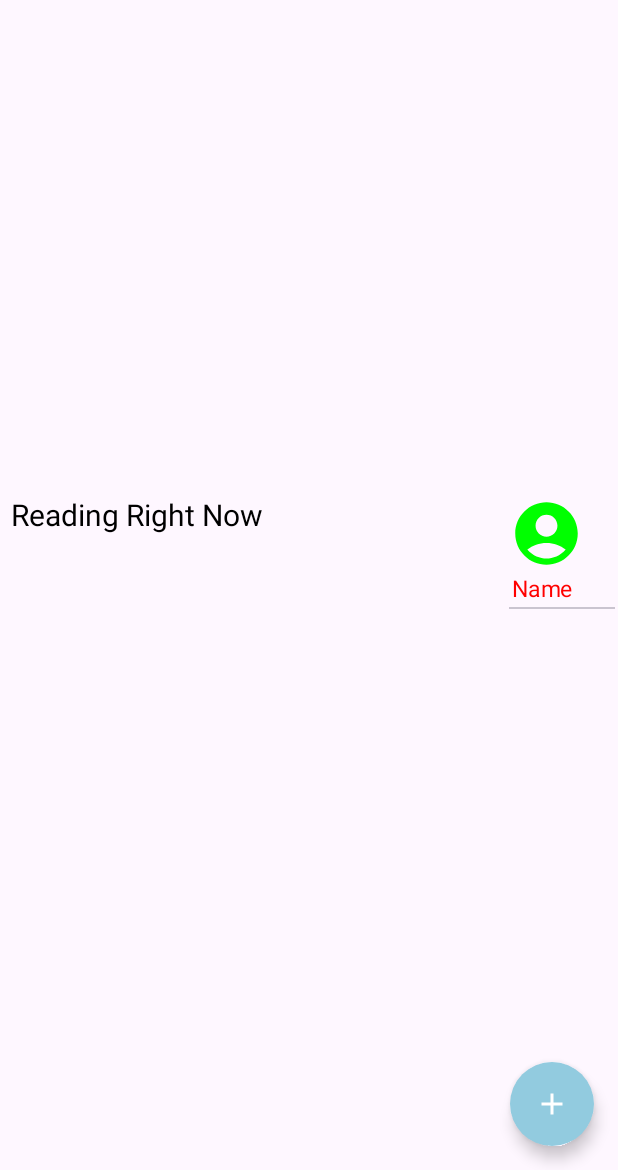
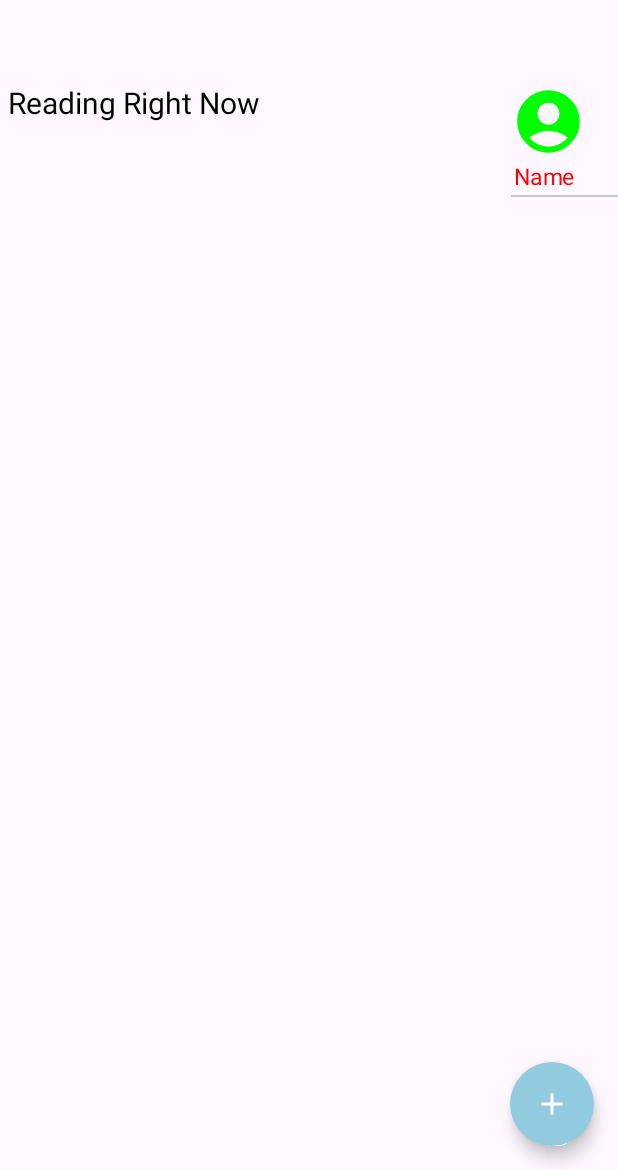
Before and after one commit to Flash210/Booky, an Android app built with Jetpack Compose: the screen it shows after launch (MainActivity), on a phone screen of 412 x 824 dp, the part 66-1236 px from its top. Run offline under Robolectric (Android 15) with nearby library versions, the phone set to English and light mode, and no system bars; our stand-ins replace Dagger/Hilt's generated code, Firebase (no records; nobody signed in at launch, a user with empty details on screens opened directly).

Commit message:
homeModif

```diff
--- a/app/src/main/java/com/example/booky/componets/Componets.kt
+++ b/app/src/main/java/com/example/booky/componets/Componets.kt
@@ -1,12 +1,37 @@
 package com.example.booky.componets
 
+import androidx.compose.foundation.layout.Column
+import androidx.compose.foundation.layout.Row
+import androidx.compose.foundation.layout.Spacer
 import androidx.compose.foundation.layout.padding
+import androidx.compose.foundation.layout.width
+import androidx.compose.foundation.shape.RoundedCornerShape
+import androidx.compose.material.icons.Icons
+import androidx.compose.material.icons.filled.Add
+import androidx.compose.material.icons.filled.Favorite
+import androidx.compose.material.icons.filled.Lock
+import androidx.compose.material3.ExperimentalMaterial3Api
+import androidx.compose.material3.FloatingActionButton
+import androidx.compose.material3.Icon
+import androidx.compose.material3.IconButton
 import androidx.compose.material3.MaterialTheme
+import androidx.compose.material3.Surface
 import androidx.compose.material3.Text
+import androidx.compose.material3.TopAppBar
 import androidx.compose.runtime.Composable
+import androidx.compose.ui.Alignment
 import androidx.compose.ui.Modifier
+import androidx.compose.ui.draw.clip
+import androidx.compose.ui.draw.scale
 import androidx.compose.ui.graphics.Color
+import androidx.compose.ui.text.TextStyle
+import androidx.compose.ui.text.font.FontWeight
+import androidx.compose.ui.text.style.TextAlign
 import androidx.compose.ui.unit.dp
+import androidx.compose.ui.unit.sp
+import androidx.navigation.NavController
+import com.example.booky.navigation.ReaderScreens
+import com.google.firebase.auth.FirebaseAuth
 
 @Composable
 fun ReaderLogo(modifier: Modifier = Modifier) {
@@ -17,3 +42,111 @@ fun ReaderLogo(modifier: Modifier = Modifier) {
         color = Color.Red
     )
 }
+
+// Home Screen
+
+@Composable
+fun titleSection(
+    modifier: Modifier = Modifier,
+    labl: String
+) {
+    Surface(
+        modifier = modifier.padding(
+            start = 5.dp,
+            top = 1.dp
+        )
+    ) {
+        Column {
+            Text(
+                text = labl,
+                style = TextStyle(
+                    color = Color.Black,
+                    fontWeight = FontWeight.Normal,
+                    fontSize = 20.sp,
+                    textAlign = TextAlign.Left
+                ),
+            )
+        }
+
+    }
+}
+
+@OptIn(ExperimentalMaterial3Api::class)
+@Composable
+fun ReaderAppBar(
+    title: String,
+    showProfile: Boolean = true,
+    navController: NavController
+) {
+    TopAppBar(
+        title = {
+            Row(
+                verticalAlignment = Alignment.CenterVertically
+            ) {
+                if (showProfile) {
+                    Icon(
+                        imageVector = Icons.Default.Favorite,
+                        contentDescription = "Logo",
+                        modifier = Modifier
+                            .clip(
+                                RoundedCornerShape(50.dp)
+                            )
+                            .scale(0.9f)
+                    )
+                }
+                Text(
+                    text = title,
+                    color = Color.Red,
+                    style = TextStyle(
+                        fontWeight = FontWeight.Bold,
+                        fontSize = 20.sp
+                    ),
+                )
+                Spacer(modifier = Modifier.width(150.dp))
+
+
+            }
+        },
+        actions = {
+            IconButton(onClick = {
+                FirebaseAuth.getInstance().signOut().run {
+                    navController.navigate(ReaderScreens.LoginScreen.name)
+                }
+            }) {
+                Icon(
+                    imageVector = Icons.Filled.Lock,
+                    contentDescription = "Log Out ",
+                    tint = Color.Green
+                )
+
+            }
+        },
+
+
+        )
+
+}
+
+
+
+@Composable
+fun FabContent(onTap: (String) -> Unit) {
+
+    FloatingActionButton(
+        onClick = {
+            onTap("")
+
+        },
+        shape = RoundedCornerShape(50.dp),
+
+        containerColor = Color(0xFF92CBDF),
+
+        ) {
+        Icon(
+            imageVector = Icons.Default.Add,
+            contentDescription = "Add a new book",
+            tint = Color.White
+        )
+    }
+
+}
--- a/app/src/main/java/com/example/booky/screens/home/ReaderHomeScreen.kt
+++ b/app/src/main/java/com/example/booky/screens/home/ReaderHomeScreen.kt
@@ -11,6 +11,7 @@ import androidx.compose.foundation.layout.Row
 import androidx.compose.foundation.layout.Spacer
 import androidx.compose.foundation.layout.fillMaxSize
 import androidx.compose.foundation.layout.fillMaxWidth
+import androidx.compose.foundation.layout.height
 import androidx.compose.foundation.layout.padding
 import androidx.compose.foundation.layout.size
 import androidx.compose.foundation.layout.width
@@ -21,6 +22,8 @@ import androidx.compose.material.icons.filled.Add
 import androidx.compose.material.icons.filled.Favorite
 import androidx.compose.material.icons.filled.Lock
 import androidx.compose.material.icons.filled.Menu
+import androidx.compose.material3.Card
+import androidx.compose.material3.CardDefaults
 import androidx.compose.material3.Divider
 import androidx.compose.material3.ExperimentalMaterial3Api
 import androidx.compose.material3.FloatingActionButton
@@ -48,6 +51,9 @@ import androidx.compose.ui.unit.sp
 import androidx.navigation.NavController
 import androidx.navigation.NavHostController
 import com.example.booky.R
+import com.example.booky.componets.FabContent
+import com.example.booky.componets.ReaderAppBar
+import com.example.booky.componets.titleSection
 import com.example.booky.model.MBook
 import com.example.booky.navigation.ReaderScreens
 import com.google.firebase.auth.FirebaseAuth
@@ -100,8 +106,8 @@ fun HomeContent(
 
 
     Column(
-        modifier = Modifier.padding(2.dp),
-        verticalArrangement = Arrangement.SpaceEvenly,
+        modifier = Modifier.padding(top = 100.dp),
+        verticalArrangement = Arrangement.Top,
     ) {
         Row(
             modifier = Modifier.align(alignment = Alignment.Start)
@@ -110,6 +116,7 @@ fun HomeContent(
             titleSection(labl = "Reading Right Now")
 Spacer(modifier = Modifier.fillMaxWidth(0.7f))
             Column {
+
                 Icon(imageVector = Icons.Filled.AccountCircle,
                     contentDescription = "profile",
                     modifier= Modifier
@@ -140,31 +147,7 @@ Spacer(modifier = Modifier.fillMaxWidth(0.7f))
 
 }
 
-@Composable
-fun titleSection(
-    modifier: Modifier = Modifier,
-    labl: String
-) {
-    Surface(
-        modifier = modifier.padding(
-            start = 5.dp,
-            top = 1.dp
-        )
-    ) {
-        Column {
-            Text(
-                text = labl,
-                style = TextStyle(
-                    color = Color.Black,
-                    fontWeight = FontWeight.Normal,
-                    fontSize = 20.sp,
-                    textAlign = TextAlign.Left
-                ),
-            )
-        }
 
-    }
-}
 
 @Composable
 fun ReadingRighNowArea(
@@ -176,80 +159,46 @@ fun ReadingRighNowArea(
 }
 
 
-@OptIn(ExperimentalMaterial3Api::class)
+
 @Composable
-fun ReaderAppBar(
-    title: String,
-    showProfile: Boolean = true,
-    navController: NavController
-) {
-    TopAppBar(
-        title = {
-            Row(
-                verticalAlignment = Alignment.CenterVertically
-            ) {
-                if (showProfile) {
-                    Icon(
-                        imageVector = Icons.Default.Favorite,
-                        contentDescription = "Logo",
-                        modifier = Modifier
-                            .clip(
-                                RoundedCornerShape(50.dp)
-                            )
-                            .scale(0.9f)
-                    )
-                }
-                Text(
-                    text = title,
-                    color = Color.Red,
-                    style = TextStyle(
-                        fontWeight = FontWeight.Bold,
-                        fontSize = 20.sp
-                    ),
-                )
-                Spacer(modifier = Modifier.width(150.dp))
+fun ListCard(
+    book: MBook= MBook( "1","title","author","notes"),
+    onPressdetails:(String)->Unit = {},
+){
+
+    val context= LocalContext.current
+    val resources=context.resources
+    val displayMetrics=resources.displayMetrics
+    val screenWidth=displayMetrics.widthPixels/displayMetrics.density
 
 
+val spacing=10.dp
+    Card(
+        shape = RoundedCornerShape(29.dp),
+        colors = CardDefaults.cardColors(
+            containerColor = MaterialTheme.colorScheme.surfaceVariant,
+        ),
+        modifier = Modifier
+            .height(245.dp)
+            .width(205.dp)
+            .clickable {
+                onPressdetails.invoke(book.title.toString())
             }
-        },
-        actions = {
-            IconButton(onClick = {
-                FirebaseAuth.getInstance().signOut().run {
-                    navController.navigate(ReaderScreens.LoginScreen.name)
-                }
-            }) {
-                Icon(
-                    imageVector = Icons.Filled.Lock,
-                    contentDescription = "Log Out ",
-                    tint = Color.Green
-                )
+    ) {
+        Column (
+            modifier=Modifier.width(screenWidth.dp-(spacing*2)),
+            horizontalAlignment = Alignment.Start,
+        ){
+            Row (
+
+            ){
 
             }
-        },
+
+        }
+
+    }
 
 
-        )
 
 }
-
-@Composable
-fun FabContent(onTap: (String) -> Unit) {
-
-    FloatingActionButton(
-        onClick = {
-            onTap("")
-
-        },
-        shape = RoundedCornerShape(50.dp),
-
-        containerColor = Color(0xFF92CBDF),
-
-        ) {
-        Icon(
-            imageVector = Icons.Default.Add,
-            contentDescription = "Add a new book",
-            tint = Color.White
-        )
-    }
-
-}
```
